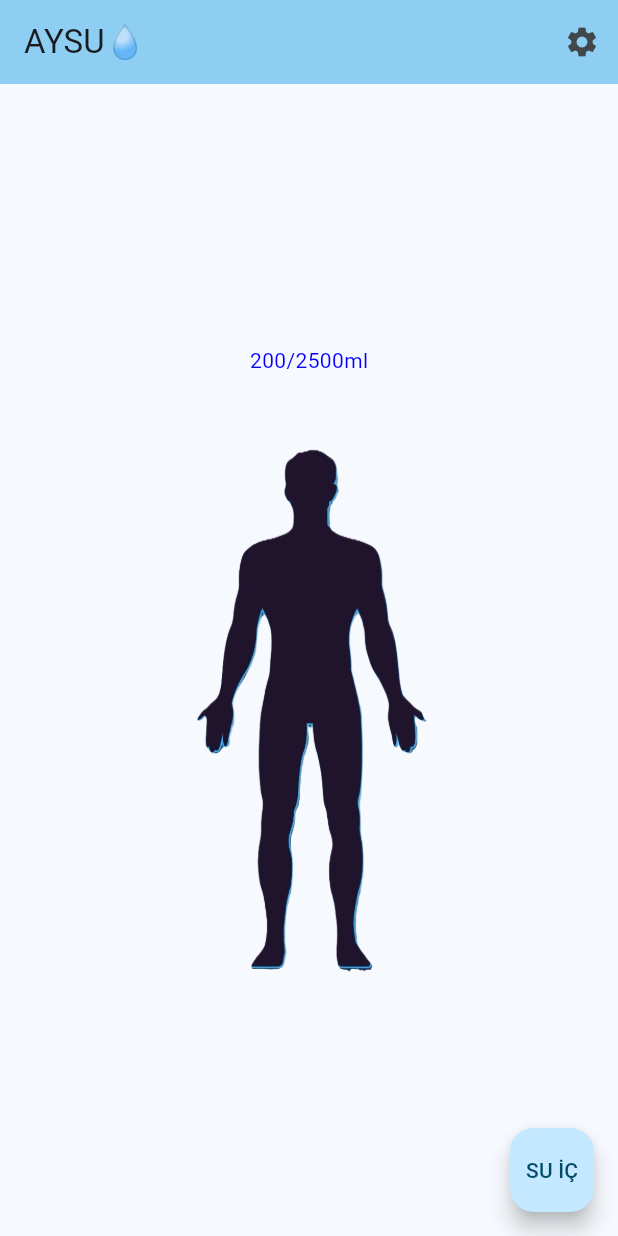
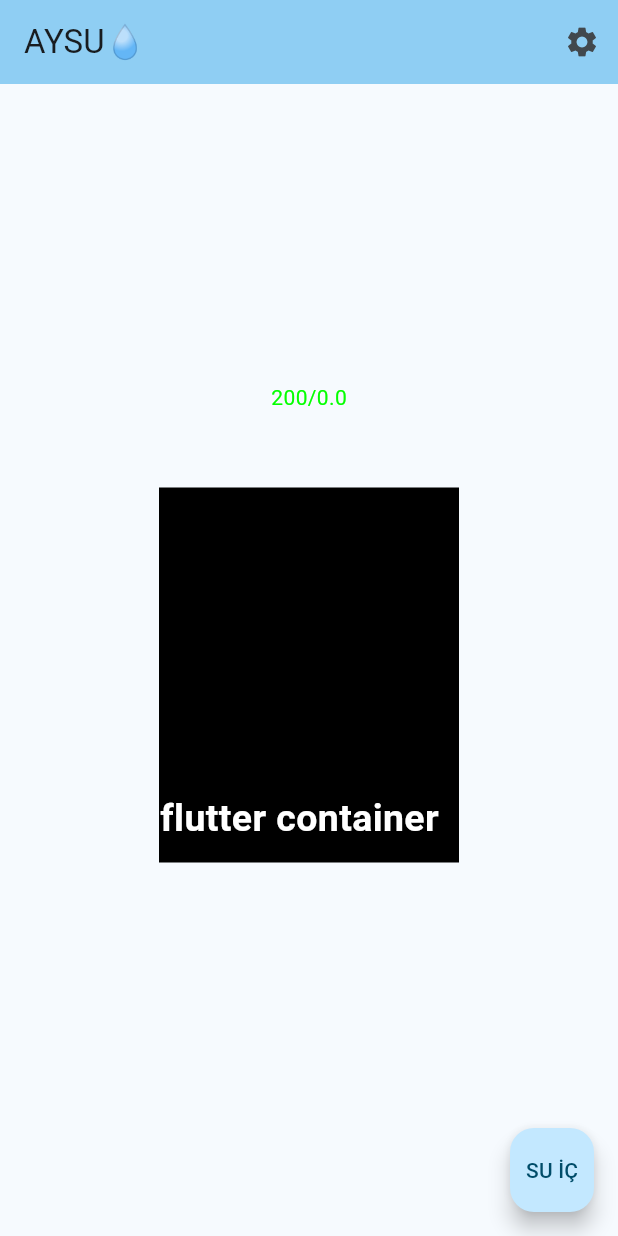
Before and after one commit to kayrahancoskun/flutter-deneme, a Flutter app: the screen it shows after launch, after a tap on "SU İÇ", on a phone screen of 412 x 824 dp. Run offline on Flutter 3.47's test engine with Material 3 defaults, Android fonts, the light colour scheme and no system bars; our stand-ins replace shared_preferences.

Commit message:
aysu
contaıner var

```diff
--- a/aysu/lib/main.dart
+++ b/aysu/lib/main.dart
@@ -3,7 +3,6 @@ import 'package:flutter/material.dart';
 import 'package:shared_preferences/shared_preferences.dart';
 
 Future<void> main() async {
-
   runApp(const MyApp());
 }
 
@@ -37,15 +36,17 @@ class MyHomePage extends StatefulWidget {
 class _MyHomePageState extends State<MyHomePage> {
   int _counter = 0;
   String _imagePath = "images/calinti_insan.png";
+  double hedeflenen = 0.0;
   void _incrementCounter() {
     setState(() {
-      _counter=_counter+200;
+      _counter = _counter + 200;
     });
   }
+
   @override
-    void initState() {
-      super.initState();
-
+  void initState() {
+    super.initState();
+    loadData();
   }
 
   void _setImageBasedOnVki(double vki) {
@@ -60,6 +61,22 @@ class _MyHomePageState extends State<MyHomePage> {
         _imagePath = "images/obez.png";
       }
     });
+  }
+
+  void loadData() async {
+    SharedPreferences prefs = await SharedPreferences.getInstance();
+
+    double? vkikayit = prefs.getDouble('vki');
+    double? sukayit = prefs.getDouble('su');
+
+    print('vki gelen: $vkikayit');
+    print('su gelen: $sukayit');
+
+    setState(() {
+      hedeflenen = sukayit ?? 0.0; // null check ve varsayılan değer ataması
+    });
+
+    print('bitti');
   }
 
   @override
@@ -81,15 +98,25 @@ class _MyHomePageState extends State<MyHomePage> {
         child: Column(
             mainAxisAlignment: MainAxisAlignment.center,
             children: <Widget>[
-               Text('$_counter/2500ml',
+              Text('$_counter/$hedeflenen',
                   style: TextStyle(
-                      color: Color.fromARGB(255, 8, 0, 255),)),
+                    color: Color.fromARGB(255, 4, 255, 0),
+                  )),
+              Container(
+                width: 200,
+                height: 250,
+                  color: Colors.black,
+                  margin: EdgeInsets.all(50),
+                  alignment: Alignment(-0.9, 0.9),
+                  child: Text(
+                    "flutter container",
+                    style: TextStyle(
+                        color: Colors.white,
+                        fontWeight: FontWeight.bold,
+                        fontSize: 25),
+                  )),
 
-              Image.asset(
-                "images/calinti_insan.png",
-                width: 500,
-                height:400,
-              ),
+              // Container
             ]),
       ),
       floatingActionButton: FloatingActionButton(
```
Also changed, not shown: aysu/images/obez.png.
